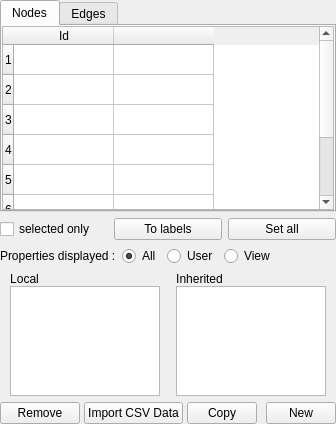
Before: the Qt Designer form library/tulip-qt/designer/PropertyDialog.ui in vadivelselvaraj/TulipGLImprovement, drawn with Qt 5.
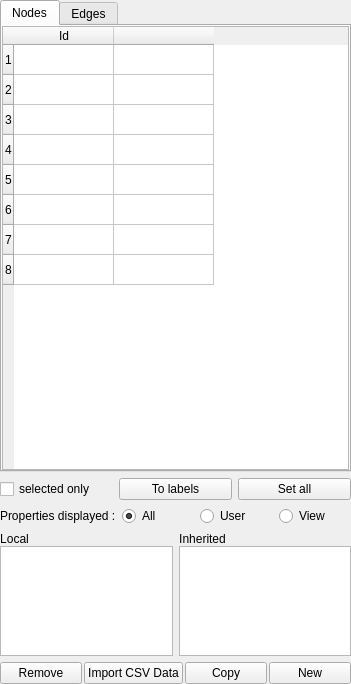
After: the same form once the commit is applied. Custom widgets are drawn as their Qt base class.

Commit message: - fix properties lists widgets and buttons resize bug

```diff
--- a/library/tulip-qt/designer/PropertyDialog.ui
+++ b/library/tulip-qt/designer/PropertyDialog.ui
@@ -1,18 +1,16 @@
 <ui version="4.0" >
  <class>PropertyDialogData</class>
- <widget class="QWidget" name="PropertyDialogData" >
-  <property name="geometry" >
+ <widget class="QWidget" name="PropertyDialogData">
+  <property name="geometry">
    <rect>
     <x>0</x>
     <y>0</y>
-    <width>314</width>
-    <height>424</height>
+    <width>351</width>
+    <height>684</height>
    </rect>
   </property>
-  <property name="sizePolicy" >
-   <sizepolicy>
-    <hsizetype>7</hsizetype>
-    <vsizetype>7</vsizetype>
+  <property name="sizePolicy">
+   <sizepolicy hsizetype="Expanding" vsizetype="Expanding">
     <horstretch>0</horstretch>
     <verstretch>0</verstretch>
    </sizepolicy>
@@ -32,35 +30,22 @@
   <property name="windowTitle" >
    <string>Property Editor</string>
   </property>
-  <layout class="QGridLayout" >
-   <property name="margin" >
+  <layout class="QVBoxLayout" name="verticalLayout">
+   <property name="margin">
     <number>0</number>
    </property>
-   <property name="spacing" >
-    <number>0</number>
-   </property>
-   <item row="0" column="0" >
-    <layout class="QVBoxLayout" >
-     <property name="margin" >
-      <number>0</number>
-     </property>
-     <property name="spacing" >
+   <item>
+    <layout class="QVBoxLayout">
+     <property name="spacing">
       <number>6</number>
      </property>
-     <item>
-      <layout class="QVBoxLayout" >
-       <property name="margin" >
+     <property name="margin">
         <number>0</number>
        </property>
-       <property name="spacing" >
-        <number>6</number>
-       </property>
        <item>
-        <widget class="QTabWidget" name="tabWidget" >
-         <property name="sizePolicy" >
-          <sizepolicy>
-           <hsizetype>7</hsizetype>
-           <vsizetype>7</vsizetype>
+      <widget class="QTabWidget" name="tabWidget">
+       <property name="sizePolicy">
+        <sizepolicy hsizetype="Expanding" vsizetype="Expanding">
            <horstretch>0</horstretch>
            <verstretch>2</verstretch>
           </sizepolicy>
@@ -81,19 +66,17 @@
           <attribute name="title" >
            <string>Nodes</string>
           </attribute>
-          <layout class="QGridLayout" >
-           <property name="margin" >
+        <layout class="QGridLayout">
+         <property name="margin">
             <number>0</number>
            </property>
            <property name="spacing" >
             <number>6</number>
            </property>
-           <item row="0" column="0" >
-            <widget class="PropertyWidget" name="tableNodes" >
-             <property name="sizePolicy" >
-              <sizepolicy>
-               <hsizetype>13</hsizetype>
-               <vsizetype>7</vsizetype>
+         <item row="0" column="0">
+          <widget class="PropertyWidget" name="tableNodes">
+           <property name="sizePolicy">
+            <sizepolicy hsizetype="Ignored" vsizetype="Expanding">
                <horstretch>0</horstretch>
                <verstretch>0</verstretch>
               </sizepolicy>
@@ -163,16 +146,13 @@
         </widget>
        </item>
        <item>
-        <layout class="QHBoxLayout" >
-         <property name="margin" >
-          <number>0</number>
-         </property>
-         <property name="spacing" >
+      <layout class="QHBoxLayout">
+       <property name="spacing">
           <number>6</number>
          </property>
          <item>
-          <widget class="QCheckBox" name="CheckBox1" >
-           <property name="toolTip" >
+        <widget class="QCheckBox" name="CheckBox1">
+         <property name="toolTip">
             <string>Display/Update only the selected nodes or edges</string>
            </property>
            <property name="text" >
@@ -181,11 +161,9 @@
           </widget>
          </item>
          <item>
-          <widget class="QPushButton" name="removeButton_2" >
-           <property name="sizePolicy" >
-            <sizepolicy>
-             <hsizetype>0</hsizetype>
-             <vsizetype>0</vsizetype>
+        <widget class="QPushButton" name="removeButton_2">
+         <property name="sizePolicy">
+          <sizepolicy hsizetype="Fixed" vsizetype="Fixed">
              <horstretch>0</horstretch>
              <verstretch>0</verstretch>
             </sizepolicy>
@@ -205,8 +183,8 @@
           </widget>
          </item>
          <item>
-          <widget class="QPushButton" name="setAllButton" >
-           <property name="toolTip" >
+        <widget class="QPushButton" name="setAllButton">
+         <property name="toolTip">
             <string>Give the same value to current property for all nodes or edges</string>
            </property>
            <property name="text" >
@@ -219,23 +197,20 @@
       </layout>
      </item>
      <item>
-      <layout class="QHBoxLayout" >
-       <property name="margin" >
-        <number>0</number>
-       </property>
-       <property name="spacing" >
+    <layout class="QHBoxLayout">
+     <property name="spacing">
         <number>6</number>
        </property>
        <item>
-        <widget class="QLabel" name="label" >
-         <property name="text" >
+      <widget class="QLabel" name="label">
+       <property name="text">
           <string>Properties displayed :</string>
          </property>
         </widget>
        </item>
        <item>
-        <widget class="QRadioButton" name="radioAll" >
-         <property name="toolTip" >
+      <widget class="QRadioButton" name="radioAll">
+       <property name="toolTip">
           <string>Displays all properties</string>
          </property>
          <property name="text" >
@@ -247,8 +222,8 @@
         </widget>
        </item>
        <item>
-        <widget class="QRadioButton" name="radioWork" >
-         <property name="toolTip" >
+      <widget class="QRadioButton" name="radioWork">
+       <property name="toolTip">
           <string>Only display user properties (properties whose names don't start with view)</string>
          </property>
          <property name="text" >
@@ -257,8 +232,8 @@
         </widget>
        </item>
        <item>
-        <widget class="QRadioButton" name="radioView" >
-         <property name="toolTip" >
+      <widget class="QRadioButton" name="radioView">
+       <property name="toolTip">
           <string>Only display visual properties (properties whose names start with view)</string>
          </property>
          <property name="text" >
@@ -266,43 +241,28 @@
          </property>
         </widget>
        </item>
-       <item>
-        <spacer>
-         <property name="orientation" >
-          <enum>Qt::Horizontal</enum>
-         </property>
-         <property name="sizeHint" >
-          <size>
-           <width>40</width>
-           <height>20</height>
-          </size>
-         </property>
-        </spacer>
-       </item>
       </layout>
      </item>
      <item>
-      <layout class="QGridLayout" >
-       <property name="margin" >
+    <layout class="QGridLayout">
+     <property name="margin">
         <number>0</number>
        </property>
-       <property name="spacing" >
+     <property name="spacing">
         <number>6</number>
        </property>
-       <item row="0" column="0" >
-        <layout class="QVBoxLayout" >
-         <property name="margin" >
+     <item row="0" column="0">
+      <layout class="QVBoxLayout">
+       <property name="spacing">
           <number>0</number>
          </property>
-         <property name="spacing" >
+       <property name="margin">
           <number>0</number>
          </property>
          <item>
-          <widget class="QLabel" name="localLabel" >
-           <property name="sizePolicy" >
-            <sizepolicy>
-             <hsizetype>0</hsizetype>
-             <vsizetype>0</vsizetype>
+        <widget class="QLabel" name="localLabel">
+         <property name="sizePolicy">
+          <sizepolicy hsizetype="Fixed" vsizetype="Fixed">
              <horstretch>0</horstretch>
              <verstretch>0</verstretch>
             </sizepolicy>
@@ -319,28 +279,26 @@
           </widget>
          </item>
          <item>
-          <widget class="QListWidget" name="localProperties" >
-           <property name="sizePolicy" >
-            <sizepolicy>
-             <hsizetype>0</hsizetype>
-             <vsizetype>0</vsizetype>
+        <widget class="QListWidget" name="localProperties">
+         <property name="sizePolicy">
+          <sizepolicy hsizetype="Ignored" vsizetype="Fixed">
              <horstretch>0</horstretch>
              <verstretch>0</verstretch>
             </sizepolicy>
            </property>
-           <property name="minimumSize" >
-            <size>
-             <width>0</width>
-             <height>110</height>
-            </size>
-           </property>
-           <property name="maximumSize" >
+         <property name="minimumSize">
             <size>
              <width>150</width>
              <height>110</height>
             </size>
            </property>
-           <property name="resizeMode" >
+         <property name="maximumSize">
+          <size>
+           <width>16777215</width>
+           <height>110</height>
+          </size>
+         </property>
+         <property name="resizeMode">
             <enum>QListView::Fixed</enum>
            </property>
            <property name="uniformItemSizes" >
@@ -350,20 +308,18 @@
          </item>
         </layout>
        </item>
-       <item row="0" column="1" >
-        <layout class="QVBoxLayout" >
-         <property name="margin" >
+     <item row="0" column="1">
+      <layout class="QVBoxLayout">
+       <property name="spacing">
           <number>0</number>
          </property>
-         <property name="spacing" >
+       <property name="margin">
           <number>0</number>
          </property>
          <item>
-          <widget class="QLabel" name="inheritedLabel" >
-           <property name="sizePolicy" >
-            <sizepolicy>
-             <hsizetype>0</hsizetype>
-             <vsizetype>0</vsizetype>
+        <widget class="QLabel" name="inheritedLabel">
+         <property name="sizePolicy">
+          <sizepolicy hsizetype="Fixed" vsizetype="Fixed">
              <horstretch>0</horstretch>
              <verstretch>0</verstretch>
             </sizepolicy>
@@ -380,28 +336,26 @@
           </widget>
          </item>
          <item>
-          <widget class="QListWidget" name="inheritedProperties" >
-           <property name="sizePolicy" >
-            <sizepolicy>
-             <hsizetype>0</hsizetype>
-             <vsizetype>0</vsizetype>
+        <widget class="QListWidget" name="inheritedProperties">
+         <property name="sizePolicy">
+          <sizepolicy hsizetype="Ignored" vsizetype="Fixed">
              <horstretch>0</horstretch>
              <verstretch>0</verstretch>
             </sizepolicy>
            </property>
-           <property name="minimumSize" >
-            <size>
-             <width>0</width>
-             <height>110</height>
-            </size>
-           </property>
-           <property name="maximumSize" >
+         <property name="minimumSize">
             <size>
              <width>150</width>
              <height>110</height>
             </size>
            </property>
-           <property name="resizeMode" >
+         <property name="maximumSize">
+          <size>
+           <width>16777215</width>
+           <height>110</height>
+          </size>
+         </property>
+         <property name="resizeMode">
             <enum>QListView::Fixed</enum>
            </property>
           </widget>
@@ -411,34 +365,21 @@
       </layout>
      </item>
      <item>
-      <layout class="QHBoxLayout" >
-       <property name="margin" >
-        <number>0</number>
-       </property>
-       <property name="spacing" >
-        <number>4</number>
-       </property>
+    <layout class="QHBoxLayout" name="horizontalLayout">
+     <property name="spacing">
+      <number>2</number>
+     </property>
        <item>
-        <layout class="QHBoxLayout" >
-         <property name="margin" >
-          <number>0</number>
-         </property>
-         <property name="spacing" >
-          <number>6</number>
-         </property>
-         <item>
-          <widget class="QPushButton" name="removeButton" >
-           <property name="sizePolicy" >
-            <sizepolicy>
-             <hsizetype>0</hsizetype>
-             <vsizetype>0</vsizetype>
+      <widget class="QPushButton" name="removeButton">
+       <property name="sizePolicy">
+        <sizepolicy hsizetype="Expanding" vsizetype="Fixed">
              <horstretch>0</horstretch>
              <verstretch>0</verstretch>
             </sizepolicy>
            </property>
-           <property name="maximumSize" >
+       <property name="maximumSize">
             <size>
-             <width>90</width>
+         <width>16777215</width>
              <height>28</height>
             </size>
            </property>
@@ -447,36 +388,36 @@
            </property>
           </widget>
          </item>
-        </layout>
-       </item>
        <item>
-        <widget class="QPushButton" name="importCSVPushButton" >
-         <property name="text" >
+      <widget class="QPushButton" name="importCSVPushButton">
+       <property name="sizePolicy">
+        <sizepolicy hsizetype="Expanding" vsizetype="Fixed">
+         <horstretch>0</horstretch>
+         <verstretch>0</verstretch>
+        </sizepolicy>
+       </property>
+       <property name="maximumSize">
+        <size>
+         <width>16777215</width>
+         <height>28</height>
+        </size>
+       </property>
+       <property name="text">
           <string>Import CSV Data</string>
          </property>
         </widget>
        </item>
        <item>
-        <layout class="QHBoxLayout" >
-         <property name="margin" >
-          <number>0</number>
-         </property>
-         <property name="spacing" >
-          <number>9</number>
-         </property>
-         <item>
-          <widget class="QPushButton" name="cloneButton" >
-           <property name="sizePolicy" >
-            <sizepolicy>
-             <hsizetype>0</hsizetype>
-             <vsizetype>0</vsizetype>
+      <widget class="QPushButton" name="cloneButton">
+       <property name="sizePolicy">
+        <sizepolicy hsizetype="Expanding" vsizetype="Fixed">
              <horstretch>0</horstretch>
              <verstretch>0</verstretch>
             </sizepolicy>
            </property>
-           <property name="maximumSize" >
+       <property name="maximumSize">
             <size>
-             <width>70</width>
+         <width>16777215</width>
              <height>28</height>
             </size>
            </property>
@@ -486,18 +427,16 @@
           </widget>
          </item>
          <item>
-          <widget class="QPushButton" name="newButton" >
-           <property name="sizePolicy" >
-            <sizepolicy>
-             <hsizetype>0</hsizetype>
-             <vsizetype>0</vsizetype>
+      <widget class="QPushButton" name="newButton">
+       <property name="sizePolicy">
+        <sizepolicy hsizetype="Expanding" vsizetype="Fixed">
              <horstretch>0</horstretch>
              <verstretch>0</verstretch>
             </sizepolicy>
            </property>
-           <property name="maximumSize" >
+       <property name="maximumSize">
             <size>
-             <width>70</width>
+         <width>16777215</width>
              <height>28</height>
             </size>
            </property>
@@ -509,12 +448,8 @@
         </layout>
        </item>
       </layout>
-     </item>
-    </layout>
-   </item>
-  </layout>
  </widget>
- <layoutdefault spacing="6" margin="11" />
+ <layoutdefault spacing="6" margin="11"/>
  <customwidgets>
   <customwidget>
    <class>PropertyWidget</class>
```
Left out of the diff: 111 changed lines with no effect on the pictures. Lines whose indentation alone changed are shown as unchanged.
